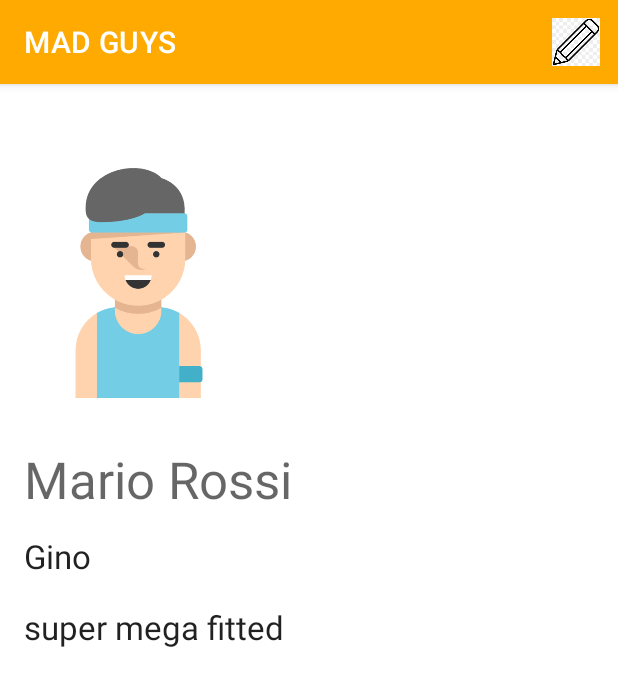
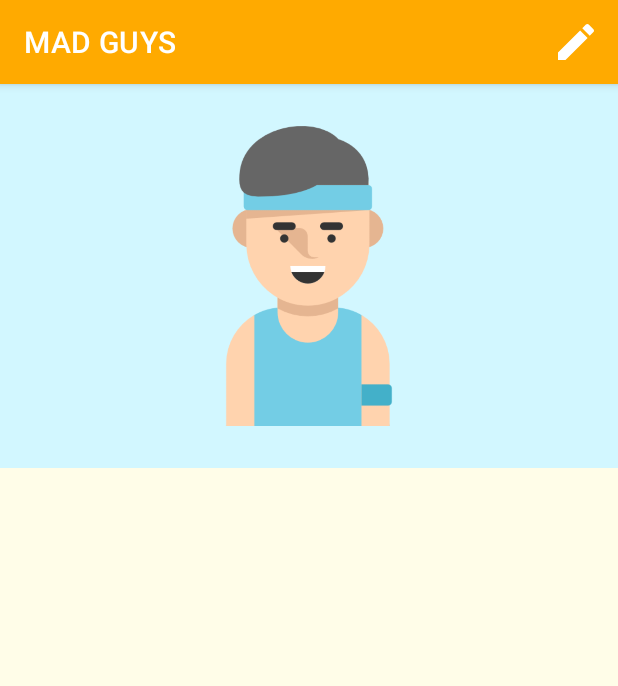
Before and after one commit to MAD-Guys/Lab, an Android app: the screen it shows after launch (ShowProfileActivity), on a phone screen of 412 x 824 dp. Shown: the top 686 px of the screen. Run offline under Robolectric (Android 15) with nearby library versions, the phone set to English and light mode, and no system bars.

Commit message:
Added the first view for the show profile activity

```diff
--- a/LAB2/app/src/main/java/it/polito/mad/lab2/ShowProfileActivity.kt
+++ b/LAB2/app/src/main/java/it/polito/mad/lab2/ShowProfileActivity.kt
@@ -20,7 +20,7 @@ class ShowProfileActivity : AppCompatActivity() {
 
     override fun onOptionsItemSelected(item: MenuItem): Boolean {
 
-        if (item.itemId == R.id.edit) {
+        if (item.itemId == R.id.edit_button) {
             println("PENCIL CLICKED!!!")
         }
 
--- /dev/null
+++ b/LAB2/app/src/main/res/drawable/baseline_edit_24.xml
@@ -0,0 +1,5 @@
+<vector android:height="32dp" android:tint="#FFFFFF"
+    android:viewportHeight="24" android:viewportWidth="24"
+    android:width="32dp" xmlns:android="http://schemas.android.com/apk/res/android">
+    <path android:fillColor="@android:color/white" android:pathData="M3,17.25V21h3.75L17.81,9.94l-3.75,-3.75L3,17.25zM20.71,7.04c0.39,-0.39 0.39,-1.02 0,-1.41l-2.34,-2.34c-0.39,-0.39 -1.02,-0.39 -1.41,0l-1.83,1.83 3.75,3.75 1.83,-1.83z"/>
+</vector>
--- a/LAB2/app/src/main/res/layout/activity_show_profile.xml
+++ b/LAB2/app/src/main/res/layout/activity_show_profile.xml
@@ -1,66 +1,36 @@
 <?xml version="1.0" encoding="utf-8"?>
-<androidx.constraintlayout.widget.ConstraintLayout xmlns:android="http://schemas.android.com/apk/res/android"
+
+<LinearLayout xmlns:android="http://schemas.android.com/apk/res/android"
     xmlns:app="http://schemas.android.com/apk/res-auto"
     xmlns:tools="http://schemas.android.com/tools"
     android:layout_width="match_parent"
     android:layout_height="match_parent"
+    android:orientation="vertical"
     tools:context=".ShowProfileActivity">
 
-    <ImageView
-        android:id="@+id/user_profile_image"
-        android:layout_width="153dp"
-        android:layout_height="153dp"
-        android:layout_marginStart="16dp"
-        app:layout_constraintBottom_toBottomOf="parent"
-        app:layout_constraintEnd_toEndOf="parent"
-        app:layout_constraintHorizontal_bias="0.0"
-        app:layout_constraintStart_toStartOf="parent"
-        app:layout_constraintTop_toTopOf="parent"
-        app:layout_constraintVertical_bias="0.091"
-        app:srcCompat="@drawable/user_profile_icon"
-        tools:visibility="visible" />
+    <LinearLayout
+        android:layout_width="match_parent"
+        android:layout_height="0dp"
+        android:layout_weight="1"
+        android:orientation="vertical"
+        android:background="@color/background_blue">
 
-    <TextView
-        android:id="@+id/textView3"
-        android:layout_width="wrap_content"
-        android:layout_height="wrap_content"
-        android:layout_marginStart="16dp"
-        android:text="Mario Rossi"
-        android:textAppearance="@style/TextAppearance.AppCompat.Display1"
-        app:layout_constraintBottom_toBottomOf="parent"
-        app:layout_constraintEnd_toEndOf="parent"
-        app:layout_constraintHorizontal_bias="0.0"
-        app:layout_constraintStart_toStartOf="parent"
-        app:layout_constraintTop_toTopOf="parent"
-        app:layout_constraintVertical_bias="0.333" />
+        <ImageView
+            android:id="@+id/profile_picture"
+            android:layout_width="200dp"
+            android:layout_height="match_parent"
+            android:layout_gravity="center"
+            android:contentDescription="@string/profile_picture"
+            app:srcCompat="@drawable/user_profile_icon" />
 
-    <TextView
-        android:id="@+id/textView4"
-        android:layout_width="wrap_content"
-        android:layout_height="wrap_content"
-        android:text="Gino"
-        android:textAppearance="@style/TextAppearance.AppCompat.Large"
-        android:textSize="22sp"
-        app:layout_constraintBottom_toBottomOf="parent"
-        app:layout_constraintEnd_toEndOf="parent"
-        app:layout_constraintHorizontal_bias="0.043"
-        app:layout_constraintStart_toStartOf="parent"
-        app:layout_constraintTop_toTopOf="parent"
-        app:layout_constraintVertical_bias="0.406" />
+    </LinearLayout>
 
-    <TextView
-        android:id="@+id/super_mega_fitted"
-        android:layout_width="wrap_content"
-        android:layout_height="wrap_content"
-        android:layout_marginStart="16dp"
-        android:text="super mega fitted"
-        android:textAppearance="@style/TextAppearance.AppCompat.Large"
-        app:layout_constraintBottom_toBottomOf="parent"
-        app:layout_constraintEnd_toEndOf="parent"
-        app:layout_constraintHorizontal_bias="0.0"
-        app:layout_constraintStart_toStartOf="parent"
-        app:layout_constraintTop_toTopOf="parent"
-        app:layout_constraintVertical_bias="0.47" />
+    <LinearLayout
+        android:layout_width="match_parent"
+        android:layout_height="0dp"
+        android:layout_weight="2"
+        android:background="@color/background_orange"
+        android:paddingTop="16dp"
+        android:paddingHorizontal="16dp"/>
 
-
-</androidx.constraintlayout.widget.ConstraintLayout>
+</LinearLayout>
--- a/LAB2/app/src/main/res/menu/profile_menu.xml
+++ b/LAB2/app/src/main/res/menu/profile_menu.xml
@@ -2,8 +2,8 @@
 <menu xmlns:android="http://schemas.android.com/apk/res/android"
     xmlns:app="http://schemas.android.com/apk/res-auto">
     <item
-        android:id="@+id/edit"
-        android:icon="@drawable/pencil_icon"
-        android:title="edit_profile"
-        app:showAsAction="always" />
+        android:id="@+id/edit_button"
+        android:title="@string/edit_button"
+        android:icon="@drawable/baseline_edit_24"
+        app:showAsAction="always"/>
 </menu>
--- a/LAB2/app/src/main/res/values/colors.xml
+++ b/LAB2/app/src/main/res/values/colors.xml
@@ -8,4 +8,7 @@
     <color name="black">#FF000000</color>
     <color name="white">#FFFFFFFF</color>
     <color name="lighter_blue">#CFEAF1</color>
+
+    <color name="background_orange">#FFFDE8</color>
+    <color name="background_blue">#D2F7FF</color>
 </resources>
--- a/LAB2/app/src/main/res/values/strings.xml
+++ b/LAB2/app/src/main/res/values/strings.xml
@@ -1,3 +1,5 @@
 <resources>
     <string name="app_name">MAD GUYS</string>
+    <string name="edit_button">Edit button</string>
+    <string name="profile_picture">Profile picture</string>
 </resources>
--- a/LAB2/app/src/main/res/values/themes.xml
+++ b/LAB2/app/src/main/res/values/themes.xml
@@ -12,5 +12,8 @@
         <!-- Status bar color. -->
         <item name="android:statusBarColor">?attr/colorPrimaryVariant</item>
         <!-- Customize your theme here. -->
+
+        <item name="backgroundColor">@color/background_orange</item>
+
     </style>
 </resources>
```
Also changed, not shown: LAB2/app/src/main/res/drawable/pencil_icon.png (deleted).
